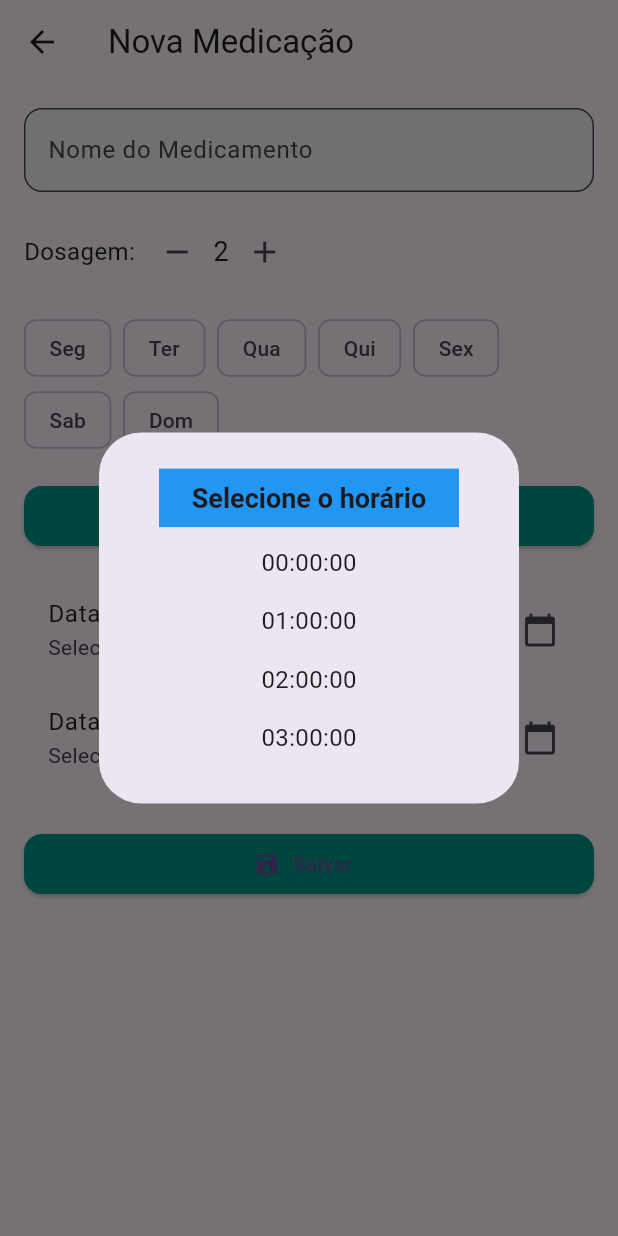
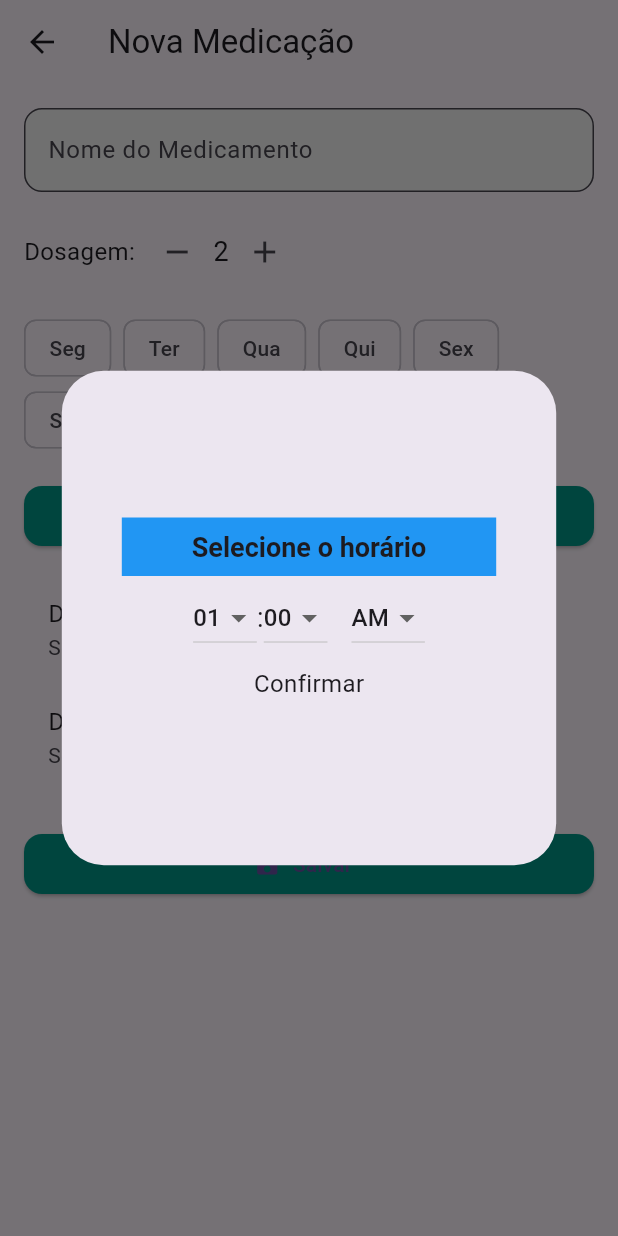
Before and after one commit to joae1234/TCC-MedicineBox, a Flutter app: the MedicationFormPage screen opened directly with empty values, after a tap on the "add" icon, after a tap on "Adicionar horário", on a phone screen of 412 x 824 dp. Run offline on Flutter 3.47's test engine with Material 3 defaults, Android fonts, the phone set to English and light mode, and no system bars; our stand-ins replace dropdown_button2, logger, mask_text_input_formatter, supabase_flutter; missing offline and left inert: mqtt_client; accounts and stored records are empty.

Commit message:
feat: novo horário para tela de form e em vez de 15 min são 10 o loop de verificação

```diff
--- a/medicine_box/lib/pages/medication_form_page.dart
+++ b/medicine_box/lib/pages/medication_form_page.dart
@@ -44,61 +44,116 @@ class _MedicationFormPageState extends State<MedicationFormPage> {
       _startDate = med.startDate;
       _endDate = med.endDate;
       _dosage =
-          int.tryParse(med.dosage ?? '1') ??
-          1; // Preenche com a dosagem armazenada
+          int.tryParse(med.dosage ?? '1') ?? 1; // Preenche com a dosagem armazenada
     }
   }
 
   void _addTime() async {
-    final hours = List.generate(24, (i) => i);
+    // Lista de horas de 1 a 12
+    final hours = List.generate(12, (i) => i + 1);
 
-    final selected = await showDialog<int>(
-      context: context,
-      builder: (ctx) {
+    // Lista de minutos: 00, 15, 30, 45
+    final minutes = [0, 15, 30, 45];
+
+    // Exibindo o diálogo para selecionar hora, minuto e AM/PM
+    final selected = await showDialog<Map<String, dynamic>>(context: context, builder: (ctx) {
+      int selectedHour = hours[0];
+      int selectedMinute = minutes[0];
+      bool isAM = true;
+
+      return StatefulBuilder(
+        builder: (ctx, setStateDialog) {
           return Dialog(
             child: SizedBox(
-            width: MediaQuery.of(ctx).size.width * 0.5,
-            height: MediaQuery.of(ctx).size.height * 0.3,
+              width: MediaQuery.of(ctx).size.width * 0.8,
+              height: MediaQuery.of(ctx).size.height * 0.4,
               child: SimpleDialog(
-              contentPadding: const EdgeInsets.symmetric(
-                horizontal: 8,
-                vertical: 4,
-              ),
+                contentPadding: const EdgeInsets.symmetric(horizontal: 8, vertical: 4),
                 titlePadding: EdgeInsets.zero,
                 title: Container(
                   width: double.infinity,
                   color: Colors.blue,
                   padding: const EdgeInsets.all(8),
                   child: const Center(
-                  child: Text(
-                    "Selecione o horário",
-                    style: TextStyle(fontWeight: FontWeight.bold, fontSize: 18),
+                    child: Text("Selecione o horário", style: TextStyle(fontWeight: FontWeight.bold, fontSize: 18)),
                   ),
                 ),
+                children: [
+                  Row(
+                    mainAxisAlignment: MainAxisAlignment.center,
+                    children: [
+                      // Seletor de hora
+                      DropdownButton<int>(
+                        value: selectedHour,
+                        items: hours.map((h) {
+                          return DropdownMenuItem<int>(
+                            value: h,
+                            child: Text(h.toString().padLeft(2, '0')),
+                          );
+                        }).toList(),
+                        onChanged: (value) {
+                          setStateDialog(() {
+                            selectedHour = value!;
+                          });
+                        },
                       ),
-              children:
-                  hours
-                      .map(
-                        (h) => SimpleDialogOption(
-                          onPressed: () => Navigator.pop(ctx, h),
-                          child: Center(
-                            child: Text(
-                              '${h.toString().padLeft(2, '0')}:00:00',
-                              style: const TextStyle(fontSize: 16),
+                      const Text(":", style: TextStyle(fontSize: 18)),
+                      // Seletor de minuto
+                      DropdownButton<int>(
+                        value: selectedMinute,
+                        items: minutes.map((m) {
+                          return DropdownMenuItem<int>(
+                            value: m,
+                            child: Text(m.toString().padLeft(2, '0')),
+                          );
+                        }).toList(),
+                        onChanged: (value) {
+                          setStateDialog(() {
+                            selectedMinute = value!;
+                          });
+                        },
                       ),
+                      const SizedBox(width: 16),
+                      // Seletor de AM/PM
+                      DropdownButton<bool>(
+                        value: isAM,
+                        items: [
+                          DropdownMenuItem<bool>(value: true, child: Text("AM")),
+                          DropdownMenuItem<bool>(value: false, child: Text("PM")),
+                        ],
+                        onChanged: (value) {
+                          setStateDialog(() {
+                            isAM = value!;
+                          });
+                        },
                       ),
+                    ],
                   ),
-                      )
-                      .toList(),
+                  SimpleDialogOption(
+                    onPressed: () => Navigator.pop(ctx, {
+                      'hour': selectedHour,
+                      'minute': selectedMinute,
+                      'isAM': isAM,
+                    }),
+                    child: const Center(child: Text('Confirmar', style: TextStyle(fontSize: 16))),
+                  ),
+                ],
               ),
             ),
           );
         },
       );
+    });
 
     if (selected != null) {
+      // Converte hora de 12 horas para 24 horas
+      int hourIn24 = selected['hour'];
+      if (!selected['isAM']) {
+        hourIn24 = (hourIn24 % 12) + 12;
+      }
+
       setState(() {
-        _times.add(TimeOfDay(hour: selected, minute: 0));
+        _times.add(TimeOfDay(hour: hourIn24, minute: selected['minute']));
       });
     }
   }
--- a/medicine_box/lib/pages/medication_list_page.dart
+++ b/medicine_box/lib/pages/medication_list_page.dart
@@ -213,7 +213,7 @@ class _MedicationListPageState extends State<MedicationListPage> {
       if (_nextMedAlarm != null) {
         final diff = DateTime.now().difference(_nextMedAlarm!.scheduled_at);
 
-        if (diff > const Duration(minutes: 15)) {
+        if (diff > const Duration(minutes: 10)) {
           for (final medDetail in _nextMedAlarm!.medicationAlarmDetails) {
             await _medScheduleSvc.updateMedicationStatus(
               medDetail.id,
```
Lines whose indentation alone changed are shown as unchanged.
